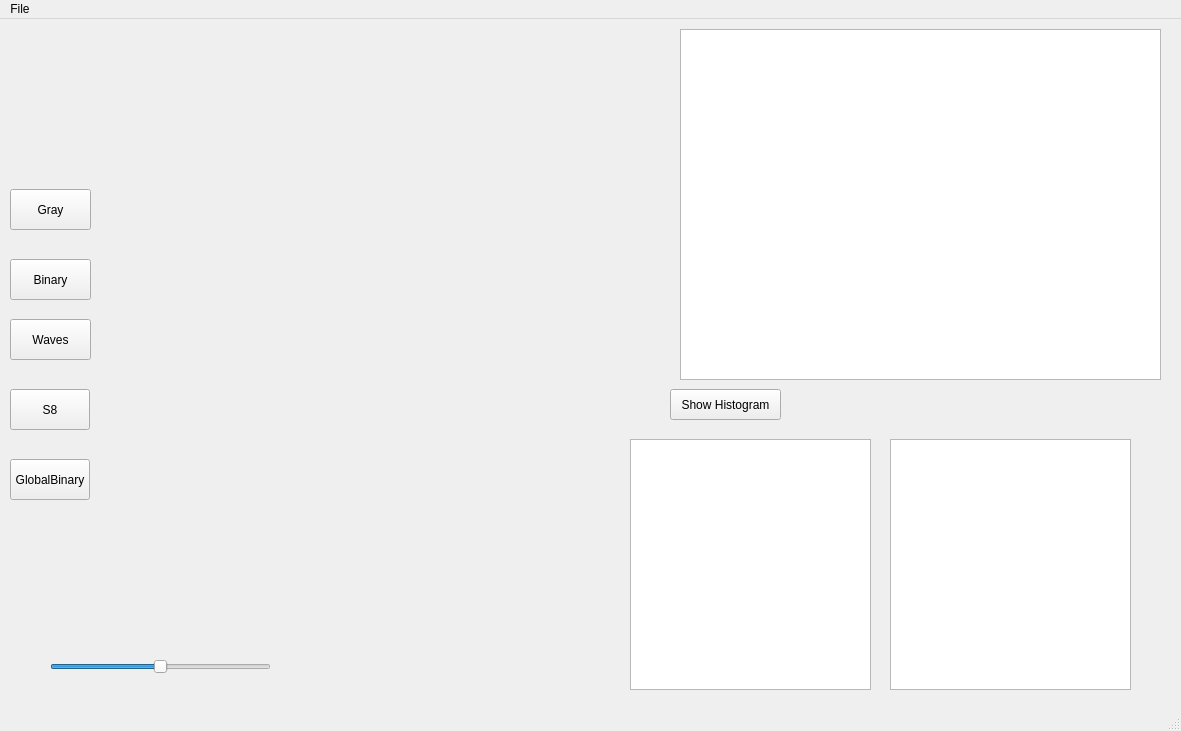
dangost/image-processing, file imgp/mainwindow.ui: the form before one commit.
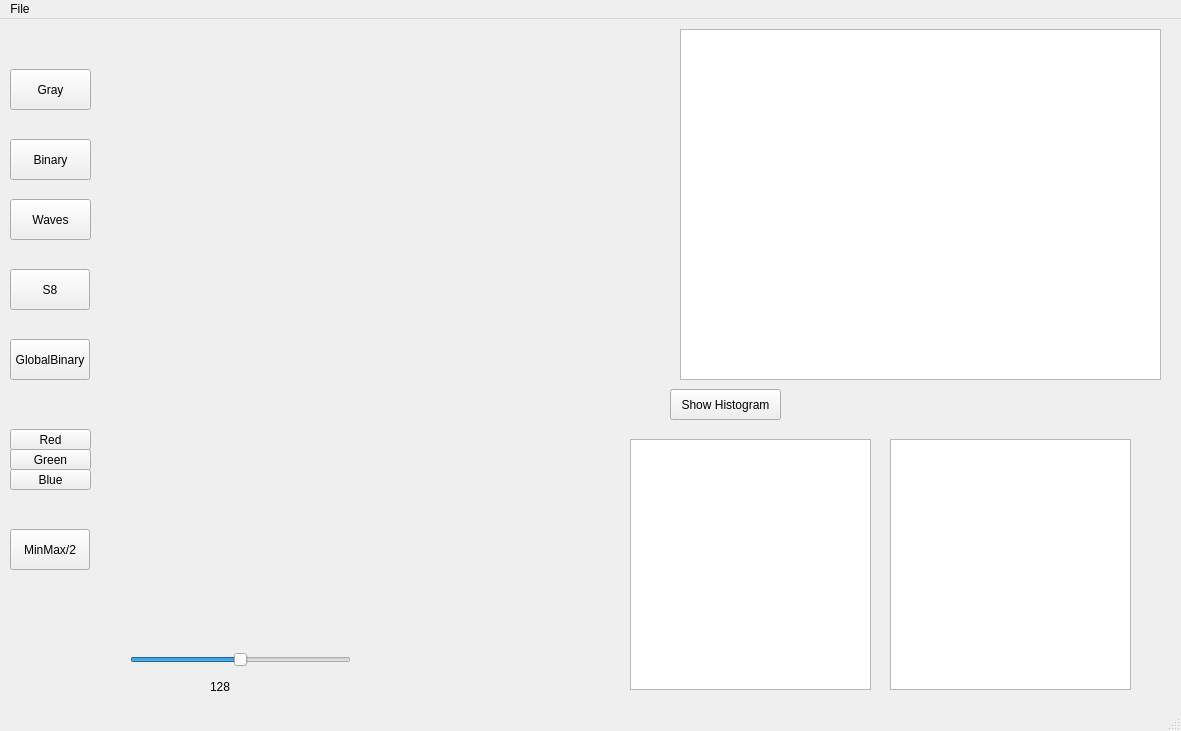
The form after the commit.

```diff
--- a/imgp/mainwindow.ui
+++ b/imgp/mainwindow.ui
@@ -18,7 +18,7 @@
     <property name="geometry">
      <rect>
       <x>10</x>
-      <y>170</y>
+      <y>50</y>
       <width>81</width>
       <height>41</height>
      </rect>
@@ -44,7 +44,7 @@
     <property name="geometry">
      <rect>
       <x>10</x>
-      <y>240</y>
+      <y>120</y>
       <width>81</width>
       <height>41</height>
      </rect>
@@ -57,7 +57,7 @@
     <property name="geometry">
      <rect>
       <x>10</x>
-      <y>300</y>
+      <y>180</y>
       <width>81</width>
       <height>41</height>
      </rect>
@@ -113,7 +113,7 @@
     <property name="geometry">
      <rect>
       <x>10</x>
-      <y>370</y>
+      <y>250</y>
       <width>80</width>
       <height>41</height>
      </rect>
@@ -126,7 +126,7 @@
     <property name="geometry">
      <rect>
       <x>10</x>
-      <y>440</y>
+      <y>320</y>
       <width>80</width>
       <height>41</height>
      </rect>
@@ -138,10 +138,10 @@
    <widget class="QSlider" name="globalSlider">
     <property name="geometry">
      <rect>
-      <x>50</x>
-      <y>640</y>
+      <x>130</x>
+      <y>620</y>
       <width>221</width>
-      <height>16</height>
+      <height>41</height>
      </rect>
     </property>
     <property name="maximum">
@@ -154,6 +154,71 @@
      <enum>Qt::Horizontal</enum>
     </property>
    </widget>
+   <widget class="QPushButton" name="redButton">
+    <property name="geometry">
+     <rect>
+      <x>10</x>
+      <y>410</y>
+      <width>81</width>
+      <height>21</height>
+     </rect>
+    </property>
+    <property name="text">
+     <string>Red</string>
+    </property>
+   </widget>
+   <widget class="QPushButton" name="greenButton">
+    <property name="geometry">
+     <rect>
+      <x>10</x>
+      <y>430</y>
+      <width>81</width>
+      <height>21</height>
+     </rect>
+    </property>
+    <property name="text">
+     <string>Green</string>
+    </property>
+   </widget>
+   <widget class="QPushButton" name="blueButton">
+    <property name="geometry">
+     <rect>
+      <x>10</x>
+      <y>450</y>
+      <width>81</width>
+      <height>21</height>
+     </rect>
+    </property>
+    <property name="text">
+     <string>Blue</string>
+    </property>
+   </widget>
+   <widget class="QPushButton" name="minMaxButton">
+    <property name="geometry">
+     <rect>
+      <x>10</x>
+      <y>510</y>
+      <width>80</width>
+      <height>41</height>
+     </rect>
+    </property>
+    <property name="text">
+     <string>MinMax/2</string>
+    </property>
+   </widget>
+   <widget class="QLabel" name="sliderValueLabel">
+    <property name="geometry">
+     <rect>
+      <x>210</x>
+      <y>660</y>
+      <width>58</width>
+      <height>16</height>
+     </rect>
+    </property>
+    <property name="text">
+     <string>128</string>
+    </property>
+   </widget>
   </widget>
   <widget class="QMenuBar" name="menubar">
    <property name="geometry">
```
Left out of the diff: 26 changed lines with no effect on the pictures.
